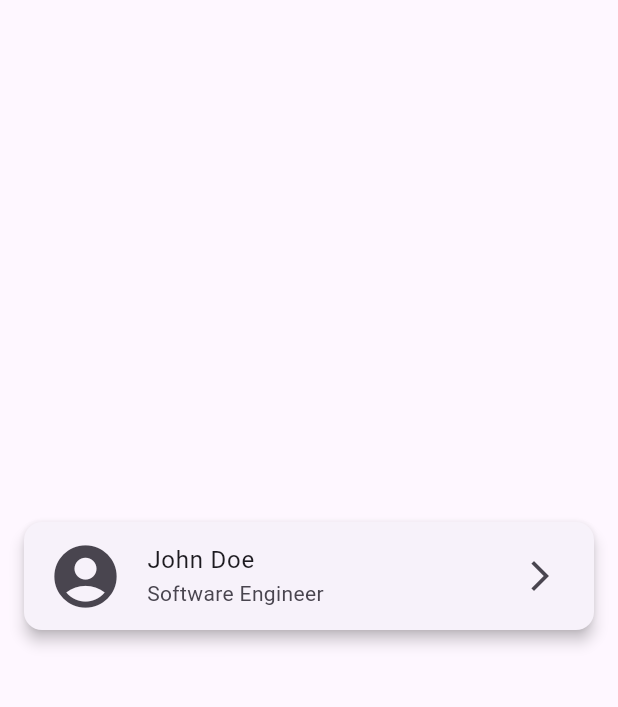
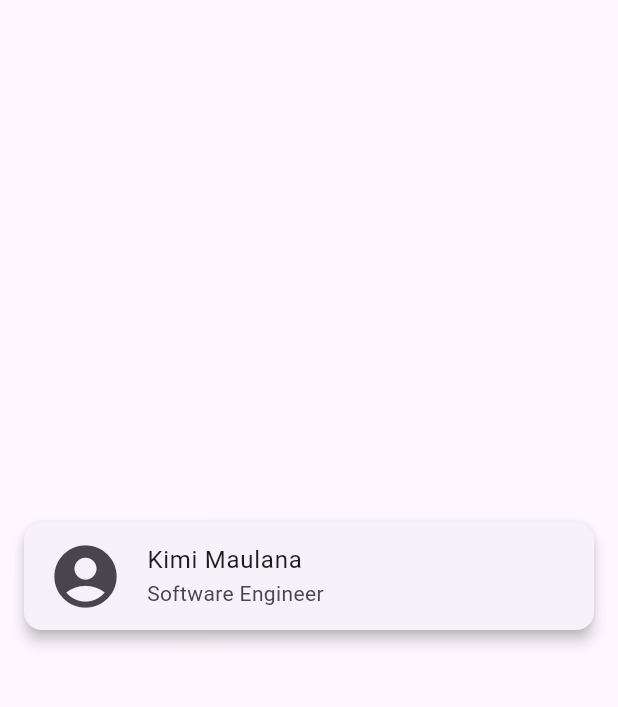
Before and after one commit to OrewaKimi/Flutter_Styling_Widget, a Flutter app: the screen it shows after launch, on a phone screen of 412 x 824 dp, the part 84-791 px from its top. Run offline on Flutter 3.47's test engine with Material 3 defaults, Android fonts, the phone set to English and light mode, and no system bars.

Commit message:
update card widget

```diff
--- a/lib/main.dart
+++ b/lib/main.dart
@@ -24,9 +24,8 @@ class MyApp extends StatelessWidget {
             margin: const EdgeInsets.all(16),
             child: ListTile(
               leading: const Icon(Icons.account_circle, size: 50),
-              title: const Text('John Doe'),
+              title: const Text('Kimi Maulana'),
               subtitle: const Text('Software Engineer'),
-              trailing: const Icon(Icons.arrow_forward_ios),
             ),
           ),
         ),
```
